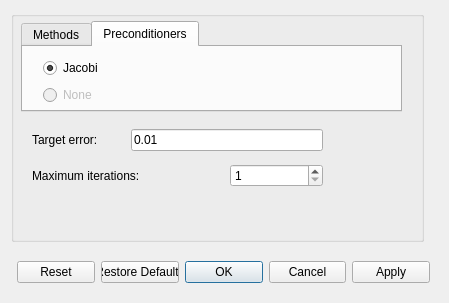
Above: src/Interface/Modules/Math/SolveLinearSystem.ui from SCIInstitute/SCIRun before the change. Below: the same form after it.
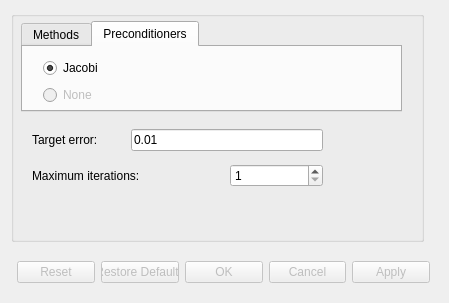
That is the form after the change. The open tabs and pages were chosen to show the change.

What changed in the file:
```diff
--- a/src/Interface/Modules/Math/SolveLinearSystem.ui
+++ b/src/Interface/Modules/Math/SolveLinearSystem.ui
@@ -26,6 +26,9 @@
    <string>Dialog</string>
   </property>
   <widget class="QDialogButtonBox" name="buttonBox">
+   <property name="enabled">
+    <bool>false</bool>
+   </property>
    <property name="geometry">
     <rect>
      <x>17</x>
@@ -93,7 +96,7 @@
      <attribute name="title">
       <string>Preconditioners</string>
      </attribute>
-     <widget class="QWidget" name="">
+     <widget class="QWidget" name="layoutWidget">
       <property name="geometry">
        <rect>
         <x>20</x>
```
